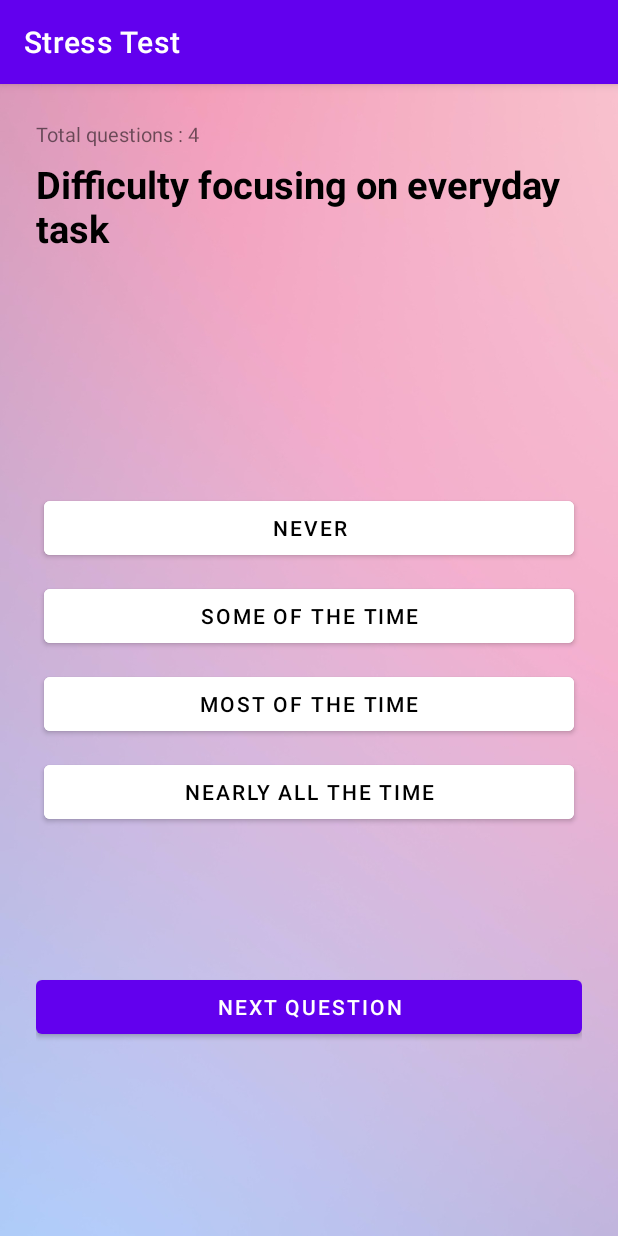
After one commit to AkilaWic/mindfulness-app, an Android app: the StressQuiz screen opened directly, with no data from a screen before it, on a phone screen of 412 x 824 dp. The commit adds this screen. Run offline under Robolectric (Android 15) with nearby library versions, the phone set to English and light mode, and no system bars.

Commit message:
Quiz stage 1 (StressQuiz.java, QuestionAnswer.java, quiz_layout.xml). Gotta update other quizzes.

```diff
--- a/app/src/main/AndroidManifest.xml
+++ b/app/src/main/AndroidManifest.xml
@@ -66,6 +66,9 @@
             android:name=".About_Mania"
             android:label="About Mania"></activity>
         <activity
+            android:name=".StressQuiz"
+            android:label="Stress Test"></activity>
+        <activity
             android:name=".MainActivity"
             android:exported="true">
             <intent-filter>
--- a/app/src/main/java/com/example/mindfulness/About_Depression.java
+++ b/app/src/main/java/com/example/mindfulness/About_Depression.java
@@ -9,7 +9,7 @@ public class About_Depression extends AppCompatActivity {
     @Override
     protected void onCreate(Bundle savedInstanceState) {
         super.onCreate(savedInstanceState);
-        setContentView(R.layout.about_mania);
+        setContentView(R.layout.about_depression);
 
     }
 }
--- a/app/src/main/java/com/example/mindfulness/About_Mania.java
+++ b/app/src/main/java/com/example/mindfulness/About_Mania.java
@@ -9,7 +9,7 @@ public class About_Mania extends AppCompatActivity {
     @Override
     protected void onCreate(Bundle savedInstanceState) {
         super.onCreate(savedInstanceState);
-        setContentView(R.layout.about_depression);
+        setContentView(R.layout.about_mania);
 
     }
 }
--- /dev/null
+++ b/app/src/main/java/com/example/mindfulness/QuestionAnswer.java
@@ -0,0 +1,26 @@
+package com.example.mindfulness;
+
+public class QuestionAnswer {
+
+    public static String question[] = {
+            "Difficulty focusing on everyday task",
+            "Finding no joy in life, or feeling like you never will again",
+            "Being lethargic or having no energy",
+            "Eating too much, or too little"
+    };
+
+    public static String choices[][] = {
+            {"Never", "Some of the time", "Most of the time", "Nearly all the time"},
+            {"Never", "Some of the time", "Most of the time", "Nearly all the time"},
+            {"Never", "Some of the time", "Most of the time", "Nearly all the time"},
+            {"Never", "Some of the time", "Most of the time", "Nearly all the time"}
+    };
+
+    public static String correctAnswers[] = {
+            "Never",
+            "Some of the time",
+            "Most of the time",
+            "Nearly all the time"
+    };
+
+}
--- /dev/null
+++ b/app/src/main/java/com/example/mindfulness/StressQuiz.java
@@ -0,0 +1,109 @@
+package com.example.mindfulness;
+
+import android.app.AlertDialog;
+import android.graphics.Color;
+import android.os.Bundle;
+import android.view.View;
+import android.widget.Button;
+import android.widget.TextView;
+
+import androidx.appcompat.app.AppCompatActivity;
+
+public class StressQuiz extends AppCompatActivity implements View.OnClickListener {
+
+    TextView totalQuestionsTextView;
+    TextView questionTextView;
+    Button ansA, ansB, ansC, ansD;
+    Button submitBtn;
+
+    int score = 0;
+    int totalQuestion = QuestionAnswer.question.length;
+    int currentQuestionIndex = 0;
+    String selectedAnswer = "";
+
+    @Override
+    protected void onCreate(Bundle savedInstanceState) {
+        super.onCreate(savedInstanceState);
+        setContentView(R.layout.quiz_layout);
+
+        totalQuestionsTextView = findViewById(R.id.total_question);
+        questionTextView = findViewById(R.id.question);
+        ansA = findViewById(R.id.ans_A);
+        ansB = findViewById(R.id.ans_B);
+        ansC = findViewById(R.id.ans_C);
+        ansD = findViewById(R.id.ans_D);
+        submitBtn = findViewById(R.id.submit_btn);
+
+        ansA.setOnClickListener(this);
+        ansB.setOnClickListener(this);
+        ansC.setOnClickListener(this);
+        ansD.setOnClickListener(this);
+        submitBtn.setOnClickListener(this);
+
+        totalQuestionsTextView.setText("Total questions : " + totalQuestion);
+
+        loadNewQuestion();
+
+    }
+
+    @Override
+    public void onClick(View view) {
+
+        ansA.setBackgroundColor(Color.WHITE);
+        ansB.setBackgroundColor(Color.WHITE);
+        ansC.setBackgroundColor(Color.WHITE);
+        ansD.setBackgroundColor(Color.WHITE);
+
+        Button clickedButton = (Button) view;
+        if (clickedButton.getId() == R.id.submit_btn) {
+            if (selectedAnswer.equals(QuestionAnswer.correctAnswers[currentQuestionIndex])) {
+                score++;
+            }
+            currentQuestionIndex++;
+            loadNewQuestion();
+
+        } else {
+            //choices button clicked
+            selectedAnswer = clickedButton.getText().toString();
+            clickedButton.setBackgroundColor(Color.MAGENTA);
+        }
+
+    }
+
+    void loadNewQuestion() {
+
+        if (currentQuestionIndex == totalQuestion) {
+            finishQuiz();
+            return;
+        }
+
+        questionTextView.setText(QuestionAnswer.question[currentQuestionIndex]);
+        ansA.setText(QuestionAnswer.choices[currentQuestionIndex][0]);
+        ansB.setText(QuestionAnswer.choices[currentQuestionIndex][1]);
+        ansC.setText(QuestionAnswer.choices[currentQuestionIndex][2]);
+        ansD.setText(QuestionAnswer.choices[currentQuestionIndex][3]);
+
+    }
+
+    void finishQuiz() {
+        String passStatus = "";
+        if (score > totalQuestion * 0.60) {
+            passStatus = "Passed";
+        } else {
+            passStatus = "Failed";
+        }
+
+        new AlertDialog.Builder(this)
+                .setTitle(passStatus)
+                .setMessage("Score is " + score + " out of " + totalQuestion)
+                .setPositiveButton("Restart", (dialogInterface, i) -> restartQuiz())
+                .setCancelable(false)
+                .show();
+    }
+
+    void restartQuiz() {
+        score = 0;
+        currentQuestionIndex = 0;
+        loadNewQuestion();
+    }
+}
--- a/app/src/main/java/com/example/mindfulness/TestInstructions.java
+++ b/app/src/main/java/com/example/mindfulness/TestInstructions.java
@@ -1,6 +1,9 @@
 package com.example.mindfulness;
 
+import android.content.Intent;
 import android.os.Bundle;
+import android.view.View;
+import android.widget.Button;
 
 import androidx.appcompat.app.AppCompatActivity;
 
@@ -10,5 +13,18 @@ public class TestInstructions extends AppCompatActivity {
     protected void onCreate(Bundle savedInstanceState) {
         super.onCreate(savedInstanceState);
         setContentView(R.layout.test_instructions);
+
+        //Stress Quiz
+        Button test = (Button) findViewById(R.id.goto_test);
+
+        test.setOnClickListener(new View.OnClickListener() {
+            @Override
+            public void onClick(View view) {
+                //Create new intent
+                Intent test = new Intent(TestInstructions.this, StressQuiz.class);
+                startActivity(test);
+            }
+        });
+
     }
 }
--- /dev/null
+++ b/app/src/main/res/layout/quiz_layout.xml
@@ -0,0 +1,83 @@
+<?xml version="1.0" encoding="utf-8"?>
+<RelativeLayout xmlns:android="http://schemas.android.com/apk/res/android"
+    xmlns:tools="http://schemas.android.com/tools"
+    android:layout_width="match_parent"
+    android:layout_height="match_parent"
+    android:background="@drawable/bg_agreement"
+    android:padding="24dp"
+    tools:context=".MainActivity">
+
+    <TextView
+        android:id="@+id/total_question"
+        android:layout_width="wrap_content"
+        android:layout_height="wrap_content"
+        android:text="Total Questions "
+        android:textSize="13dp" />
+
+
+    <TextView
+        android:id="@+id/question"
+        android:layout_width="match_parent"
+        android:layout_height="wrap_content"
+        android:layout_marginTop="25dp"
+        android:text="This will be the question"
+        android:textColor="@color/black"
+        android:textSize="25dp"
+        android:textStyle="bold" />
+
+
+    <LinearLayout
+        android:id="@+id/choices_layout"
+        android:layout_width="match_parent"
+        android:layout_height="wrap_content"
+        android:layout_centerInParent="true"
+        android:orientation="vertical">
+
+        <Button
+            android:id="@+id/ans_A"
+            android:layout_width="match_parent"
+            android:layout_height="wrap_content"
+            android:layout_margin="5dp"
+            android:backgroundTint="@color/white"
+            android:text="Ans A"
+            android:textColor="@color/black" />
+
+        <Button
+            android:id="@+id/ans_B"
+            android:layout_width="match_parent"
+            android:layout_height="wrap_content"
+            android:layout_margin="5dp"
+            android:backgroundTint="@color/white"
+            android:text="Ans B"
+            android:textColor="@color/black" />
+
+        <Button
+            android:id="@+id/ans_C"
+            android:layout_width="match_parent"
+            android:layout_height="wrap_content"
+            android:layout_margin="5dp"
+            android:backgroundTint="@color/white"
+            android:text="Ans C"
+            android:textColor="@color/black" />
+
+        <Button
+            android:id="@+id/ans_D"
+            android:layout_width="match_parent"
+            android:layout_height="wrap_content"
+            android:layout_margin="5dp"
+            android:backgroundTint="@color/white"
+            android:text="Ans D"
+            android:textColor="@color/black" />
+
+    </LinearLayout>
+
+    <Button
+        android:id="@+id/submit_btn"
+        android:layout_width="match_parent"
+        android:layout_height="wrap_content"
+        android:layout_below="@id/choices_layout"
+        android:layout_marginTop="90dp"
+        android:text="Next Question" />
+
+
+</RelativeLayout>
--- a/app/src/main/res/layout/test_instructions.xml
+++ b/app/src/main/res/layout/test_instructions.xml
@@ -17,9 +17,10 @@
         android:textStyle="bold"></TextView>
 
     <Button
+        android:id="@+id/goto_test"
         android:layout_width="200dp"
         android:layout_height="wrap_content"
-        android:layout_marginTop="250dp"
+        android:layout_marginTop="350dp"
         android:text="Continue">
 
     </Button>
```
